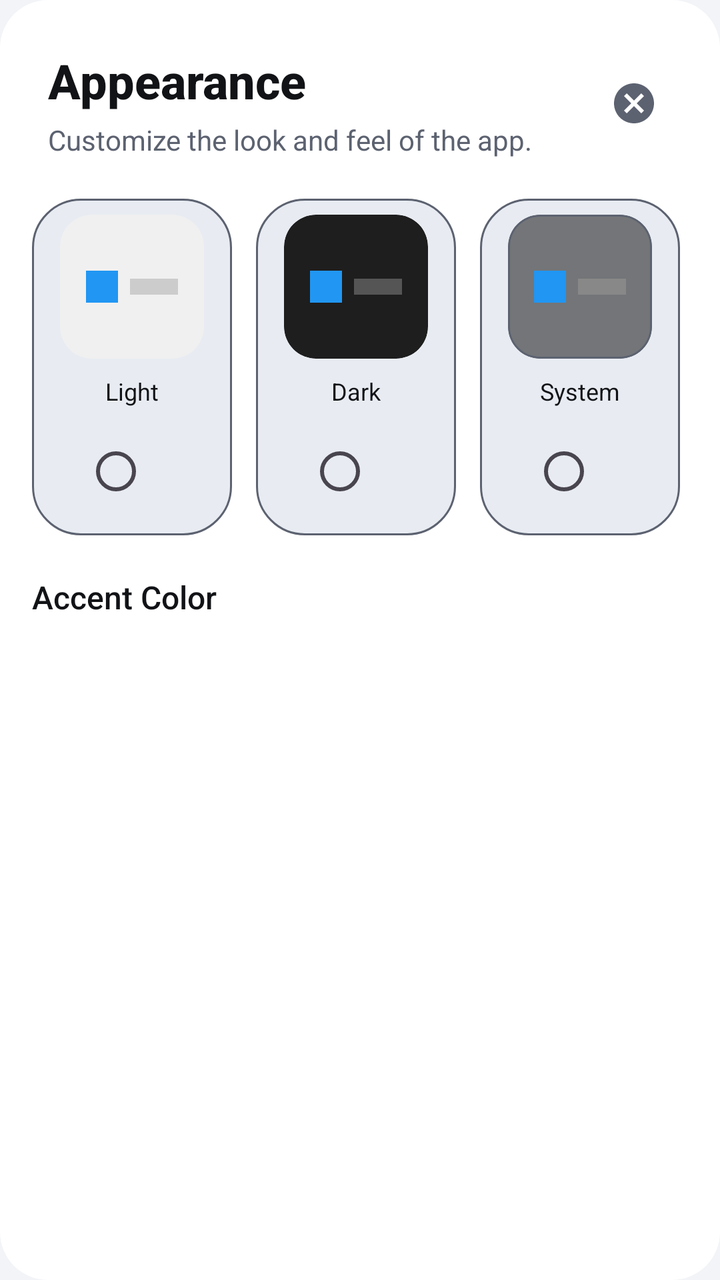
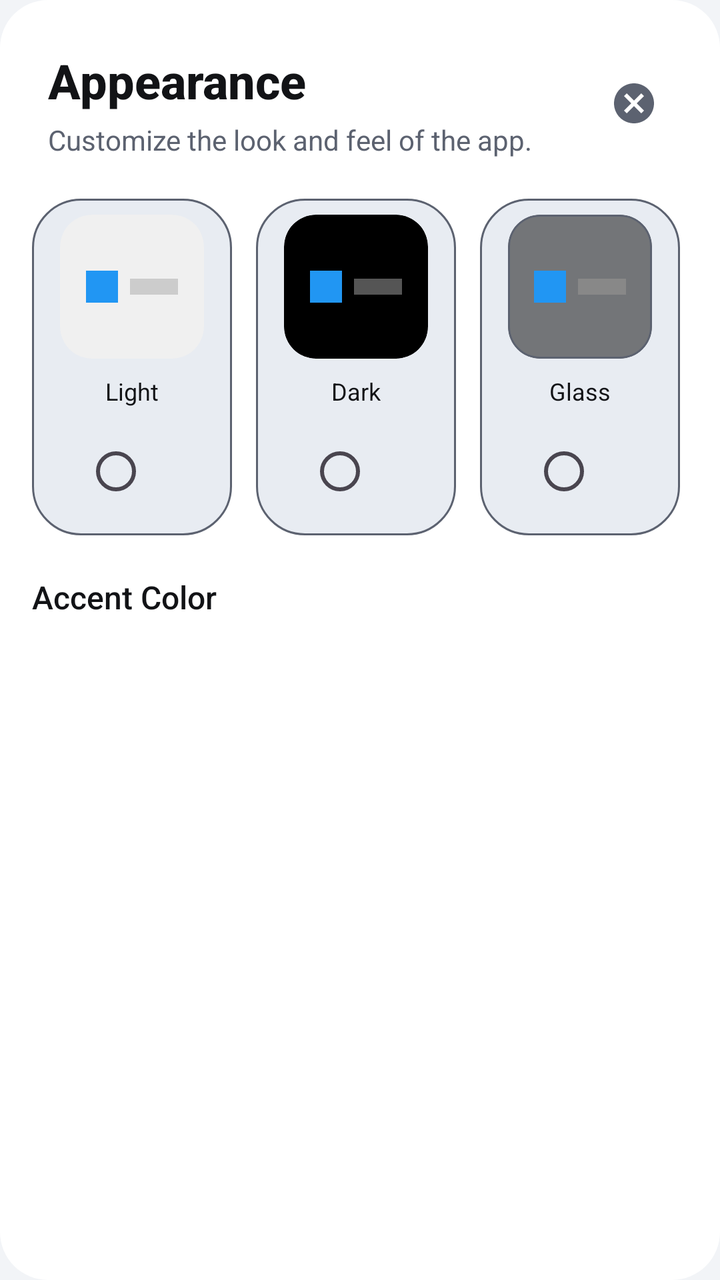

Two renders of the same Android screen: before a commit and after it. Below are the layout's source before the change and the commit's diff.
<!-- AndroidManifest.xml: application theme Theme.EssentialSpace -->
<!-- res/layout/dialog_appearance.xml -->
<?xml version="1.0" encoding="utf-8"?>
<LinearLayout xmlns:android="http://schemas.android.com/apk/res/android"
    xmlns:app="http://schemas.android.com/apk/res-auto"
    android:layout_width="match_parent"
    android:layout_height="match_parent"
    android:background="@drawable/bg_glass_dialog"
    android:orientation="vertical"
    android:paddingTop="24dp">

    
    <RelativeLayout
        android:layout_width="match_parent"
        android:layout_height="wrap_content"
        android:paddingHorizontal="24dp">

        <LinearLayout
            android:layout_width="wrap_content"
            android:layout_height="wrap_content"
            android:orientation="vertical"
            android:layout_centerVertical="true">
            <TextView
                android:layout_width="wrap_content"
                android:layout_height="wrap_content"
                android:text="Appearance"
                android:textSize="24sp"
                android:textStyle="bold"
                android:textColor="?android:attr/textColorPrimary"
                android:fontFamily="sans-serif-medium" />
            <TextView
                android:layout_width="wrap_content"
                android:layout_height="wrap_content"
                android:text="Customize the look and feel of the app."
                android:textSize="14sp"
                android:textColor="?android:attr/textColorSecondary"
                android:fontFamily="sans-serif"
                android:layout_marginTop="4dp" />
        </LinearLayout>

        <ImageButton
            android:id="@+id/btnCloseAppearance"
            android:layout_width="38dp"
            android:layout_height="38dp"
            android:layout_alignParentEnd="true"
            android:layout_centerVertical="true"
            android:background="?attr/selectableItemBackgroundBorderless"
            android:src="@drawable/ic_clear_circle"
            app:tint="?android:attr/textColorSecondary" />
    </RelativeLayout>

    <ScrollView
        android:layout_width="match_parent"
        android:layout_height="0dp"
        android:layout_weight="1"
        android:clipToPadding="false"
        android:paddingBottom="40dp"
        android:scrollbars="none"
        android:layout_marginTop="20dp">

        <LinearLayout
            android:layout_width="match_parent"
            android:layout_height="wrap_content"
            android:orientation="vertical"
            android:paddingHorizontal="16dp">

            
            <HorizontalScrollView
                android:layout_width="match_parent"
                android:layout_height="wrap_content"
                android:clipToPadding="true"
                android:scrollbars="none">

                <LinearLayout
                    android:layout_width="wrap_content"
                    android:layout_height="wrap_content"
                    android:orientation="horizontal">

                    
                    <LinearLayout
                        android:id="@+id/themeCardLight"
                        android:layout_width="100dp"
                        android:layout_height="wrap_content"
                        android:layout_marginEnd="12dp"
                        android:background="@drawable/bg_theme_card"
                        android:gravity="center"
                        android:orientation="vertical"
                        android:padding="8dp">

                        <com.google.android.material.card.MaterialCardView
                            android:layout_width="72dp"
                            android:layout_height="72dp"
                            android:layout_marginBottom="8dp"
                            app:cardBackgroundColor="#F0F0F0"
                            app:cardCornerRadius="16dp"
                            app:strokeWidth="0dp">

                            <LinearLayout
                                android:layout_width="match_parent"
                                android:layout_height="match_parent"
                                android:gravity="center"
                                android:orientation="horizontal">

                                <View
                                    android:layout_width="16dp"
                                    android:layout_height="16dp"
                                    android:layout_marginEnd="6dp"
                                    android:background="#2196F3" />

                                <View
                                    android:layout_width="24dp"
                                    android:layout_height="8dp"
                                    android:background="#CCCCCC" />
                            </LinearLayout>
                        </com.google.android.material.card.MaterialCardView>

                        <TextView
                            android:layout_width="wrap_content"
                            android:layout_height="wrap_content"
                            android:layout_marginBottom="8dp"
                            android:text="Light"
                            android:textColor="?android:attr/textColorPrimary"
                            android:textSize="12sp" />

                        <RadioButton
                            android:id="@+id/radioLight"
                            android:layout_width="wrap_content"
                            android:layout_height="wrap_content"
                            android:clickable="false" />
                    </LinearLayout>

                    
                    <LinearLayout
                        android:id="@+id/themeCardDark"
                        android:layout_width="100dp"
                        android:layout_height="wrap_content"
                        android:layout_marginEnd="12dp"
                        android:background="@drawable/bg_theme_card"
                        android:gravity="center"
                        android:orientation="vertical"
                        android:padding="8dp">

                        <com.google.android.material.card.MaterialCardView
                            android:layout_width="72dp"
                            android:layout_height="72dp"
                            android:layout_marginBottom="8dp"
                            app:cardBackgroundColor="#1E1E1E"
                            app:cardCornerRadius="16dp"
                            app:strokeWidth="0dp">

                            <LinearLayout
                                android:layout_width="match_parent"
                                android:layout_height="match_parent"
                                android:gravity="center"
                                android:orientation="horizontal">

                                <View
                                    android:layout_width="16dp"
                                    android:layout_height="16dp"
                                    android:layout_marginEnd="6dp"
                                    android:background="#2196F3" />

                                <View
                                    android:layout_width="24dp"
                                    android:layout_height="8dp"
                                    android:background="#555555" />
                            </LinearLayout>
                        </com.google.android.material.card.MaterialCardView>

                        <TextView
                            android:layout_width="wrap_content"
                            android:layout_height="wrap_content"
                            android:layout_marginBottom="8dp"
                            android:text="Dark"
                            android:textColor="?android:attr/textColorPrimary"
                            android:textSize="12sp" />

                        <RadioButton
                            android:id="@+id/radioDark"
                            android:layout_width="wrap_content"
                            android:layout_height="wrap_content"
                            android:clickable="false" />
                    </LinearLayout>

                    
                    <LinearLayout
                        android:id="@+id/themeCardGlass"
                        android:layout_width="100dp"
                        android:layout_height="wrap_content"
                        android:background="@drawable/bg_theme_card"
                        android:gravity="center"
                        android:orientation="vertical"
                        android:padding="8dp">

                        <com.google.android.material.card.MaterialCardView
                            android:layout_width="72dp"
                            android:layout_height="72dp"
                            android:layout_marginBottom="8dp"
                            app:cardBackgroundColor="#80000000"
                            app:cardCornerRadius="16dp"
                            app:strokeColor="?android:attr/textColorSecondary"
                            app:strokeWidth="1dp">

                            <LinearLayout
                                android:layout_width="match_parent"
                                android:layout_height="match_parent"
                                android:gravity="center"
                                android:orientation="horizontal">

                                <View
                                    android:layout_width="16dp"
                                    android:layout_height="16dp"
                                    android:layout_marginEnd="6dp"
                                    android:background="#2196F3" />

                                <View
                                    android:layout_width="24dp"
                                    android:layout_height="8dp"
                                    android:background="#888888" />
                            </LinearLayout>
                        </com.google.android.material.card.MaterialCardView>

                        <TextView
                            android:layout_width="wrap_content"
                            android:layout_height="wrap_content"
                            android:layout_marginBottom="8dp"
                            android:text="System"
                            android:textColor="?android:attr/textColorPrimary"
                            android:textSize="12sp" />

                        <RadioButton
                            android:id="@+id/radioGlass"
                            android:layout_width="wrap_content"
                            android:layout_height="wrap_content"
                            android:clickable="false" />
                    </LinearLayout>

                </LinearLayout>
            </HorizontalScrollView>

            
            <TextView
                android:layout_width="wrap_content"
                android:layout_height="wrap_content"
                android:text="Accent Color"
                android:textColor="?android:attr/textColorPrimary"
                android:textSize="16sp"
                android:fontFamily="sans-serif-medium"
                android:layout_marginTop="20dp"
                android:layout_marginBottom="12dp"/>

            <HorizontalScrollView
                android:layout_width="match_parent"
                android:layout_height="wrap_content"
                android:scrollbars="none"
                android:clipToPadding="false">
                <LinearLayout
                    android:id="@+id/accentColorsContainer"
                    android:layout_width="wrap_content"
                    android:layout_height="wrap_content"
                    android:orientation="horizontal"/>
            </HorizontalScrollView>
        </LinearLayout>
    </ScrollView>
</LinearLayout>
<!-- resources referenced by this layout -->
<resources>
  <!-- drawable bg_glass_dialog (drawable) -->
  <?xml version="1.0" encoding="utf-8"?>
  <shape xmlns:android="http://schemas.android.com/apk/res/android">
      <solid android:color="?attr/colorSurface" />
      <corners android:radius="24dp" />
  </shape>
  <!-- drawable bg_theme_card (drawable) -->
  <?xml version="1.0" encoding="utf-8"?>
  <selector xmlns:android="http://schemas.android.com/apk/res/android">
      <item android:state_selected="true">
          <shape>
              <solid android:color="?attr/colorSurfaceVariant"/>
              <corners android:radius="24dp"/>
              <stroke android:width="2dp" android:color="?android:attr/textColorPrimary"/>
          </shape>
      </item>
      <item>
          <shape>
              <solid android:color="?attr/colorSurfaceVariant"/>
              <corners android:radius="24dp"/>
              <stroke android:width="1dp" android:color="?android:attr/textColorSecondary"/>
          </shape>
      </item>
  </selector>
  <!-- drawable ic_clear_circle (drawable) -->
  <vector xmlns:android="http://schemas.android.com/apk/res/android"
      android:width="24dp" android:height="24dp"
      android:viewportWidth="24" android:viewportHeight="24">
      <path
          android:fillColor="?android:attr/textColorPrimaryInverseNoDisable"
          android:pathData="M12,2C6.47,2 2,6.47 2,12s4.47,10 10,10 10,-4.47 10,-10S17.53,2 12,2zM17,15.59L15.59,17 12,13.41 8.41,17 7,15.59 10.59,12 7,8.41 8.41,7 12,10.59 15.59,7 17,8.41 13.41,12 17,15.59z"/>
  </vector>
  <style name="Theme.EssentialSpace" parent="Theme.Material3.DayNight.NoActionBar">
          <item name="android:statusBarColor">@android:color/transparent</item>
          <item name="android:windowLightStatusBar">true</item>
  
          
          <item name="android:colorBackground">@color/m3_light_background</item>
          <item name="colorSurface">@color/m3_light_surface</item>
          <item name="colorSurfaceVariant">@color/m3_light_surface_container</item>
          <item name="colorSecondaryContainer">@color/m3_light_surface_container_high</item>
          <item name="android:windowBackground">@color/m3_light_background</item>
  
          
          <item name="android:textColorPrimary">@color/m3_light_on_surface</item>
          <item name="android:textColorSecondary">@color/m3_light_on_surface_variant</item>
          <item name="android:textColorTertiary">@android:color/transparent</item>
  
          <item name="elevationOverlayEnabled">false</item>
          <item name="android:fontFamily">sans-serif</item>
      </style>
  <color name="m3_light_background">#F2F4F7</color>
  <color name="m3_light_surface">#FFFFFF</color>
  <color name="m3_light_surface_container">#E8ECF2</color>
  <color name="m3_light_surface_container_high">#DDE3EC</color>
  <color name="m3_light_on_surface">#121316</color>
  <color name="m3_light_on_surface_variant">#5C6270</color>
</resources>

<!-- the commit's change to res/layout/dialog_appearance.xml (unified diff, before → after) -->
@@ -142,7 +142,7 @@
                             android:layout_width="72dp"
                             android:layout_height="72dp"
                             android:layout_marginBottom="8dp"
-                            app:cardBackgroundColor="#1E1E1E"
+                            app:cardBackgroundColor="#000000"
                             app:cardCornerRadius="16dp"
                             app:strokeWidth="0dp">
 
@@ -222,7 +222,7 @@
                             android:layout_width="wrap_content"
                             android:layout_height="wrap_content"
                             android:layout_marginBottom="8dp"
-                            android:text="System"
+                            android:text="Glass"
                             android:textColor="?android:attr/textColorPrimary"
                             android:textSize="12sp" />
 
